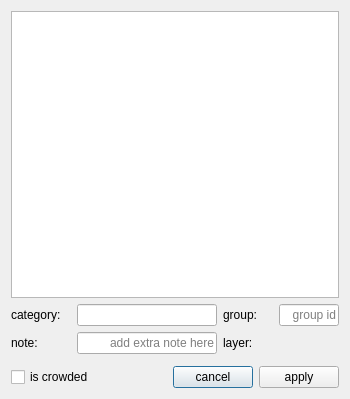
Before: the Qt Designer form ui/category_choice.ui in KeranLi/Rissam-Tools, drawn with Qt 5.
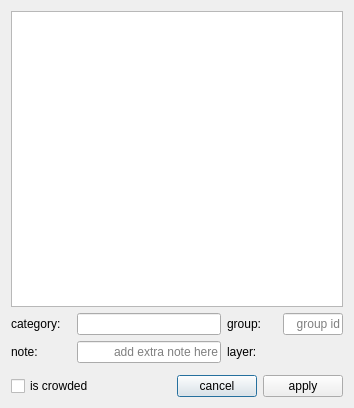
After: the same form once the commit is applied. Icons and pictures are not drawn.

Diff of the .ui file:
```diff
--- a/ui/category_choice.ui
+++ b/ui/category_choice.ui
@@ -6,8 +6,8 @@
    <rect>
     <x>0</x>
     <y>0</y>
-    <width>350</width>
-    <height>399</height>
+    <width>354</width>
+    <height>408</height>
    </rect>
   </property>
   <property name="font">
```
